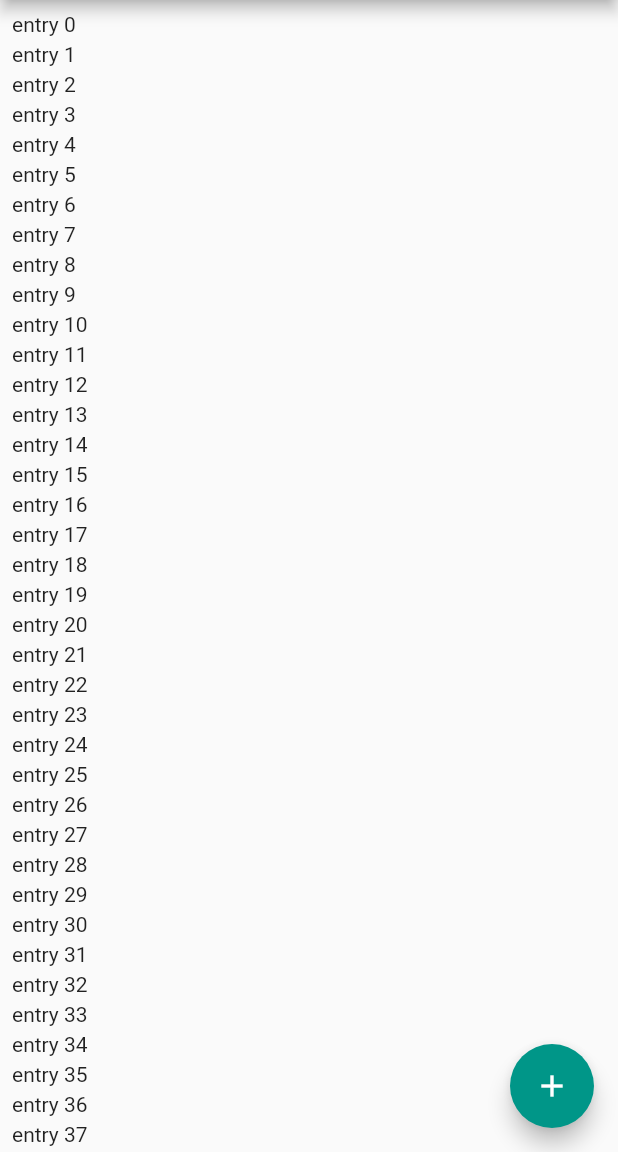
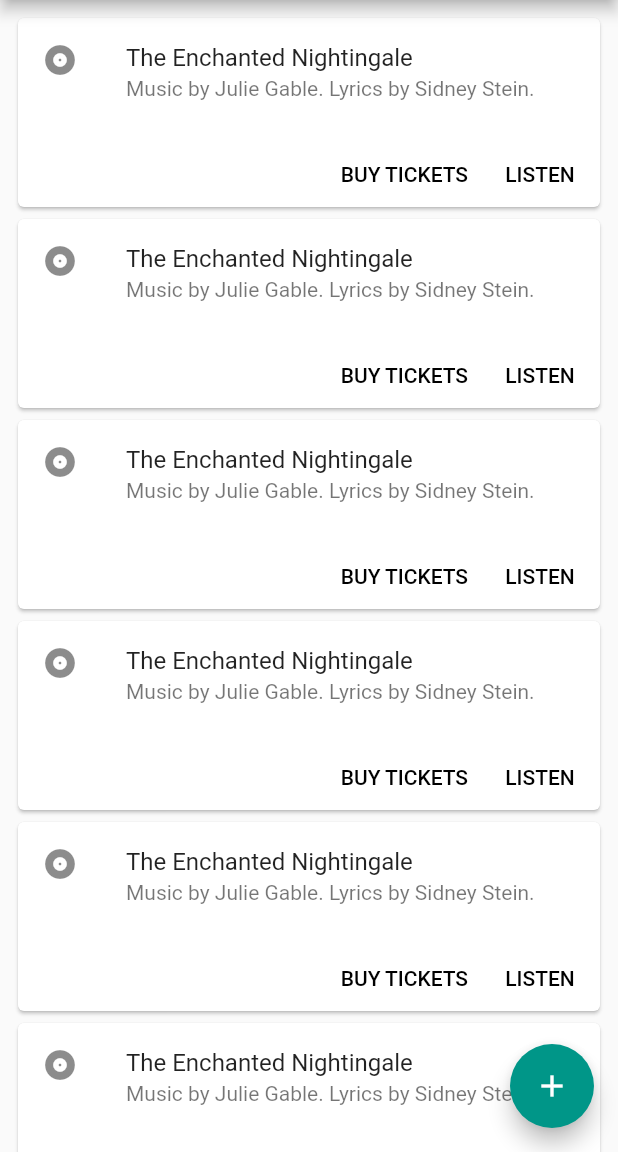
Before and after one commit to ereio/flutter-demo, a Flutter app: the screen it shows after launch, on a phone screen of 412 x 824 dp, the part 84-1236 px from its top. Run offline on Flutter 3.47's test engine with Material 2 defaults, Android fonts, the phone set to English and light mode, and no system bars.

Commit message:
added list item

```diff
--- a/lib/main.dart
+++ b/lib/main.dart
@@ -54,9 +54,9 @@ class _MyHomePageState extends State<MyHomePage> {
       body: new Center(
         child:  new ListView.builder(
           padding: new EdgeInsets.all(8.0),
-          itemExtent: 20.0,
+          itemExtent: 134.0,
           itemBuilder: (BuildContext context, int index) {
-            return new Text('entry $index');
+            return generateMovieCard();
           },
         ),
       ),
@@ -67,4 +67,33 @@ class _MyHomePageState extends State<MyHomePage> {
       ), // This trailing comma makes auto-formatting nicer for build methods.
     );
   }
+
+  Widget generateMovieCard(){
+    return new Card(
+      child: new Column(
+        mainAxisSize: MainAxisSize.min,
+        children: <Widget>[
+          const ListTile(
+            leading: const Icon(Icons.album),
+            title: const Text('The Enchanted Nightingale'),
+            subtitle: const Text('Music by Julie Gable. Lyrics by Sidney Stein.'),
+          ),
+          new ButtonTheme.bar( // make buttons use the appropriate styles for cards
+            child: new ButtonBar(
+              children: <Widget>[
+                new FlatButton(
+                  child: const Text('BUY TICKETS'),
+                  onPressed: () { /* ... */ },
+                ),
+                new FlatButton(
+                  child: const Text('LISTEN'),
+                  onPressed: () { /* ... */ },
+                ),
+              ],
+            ),
+          ),
+        ],
+      ),
+    );
+  }
 }
```
